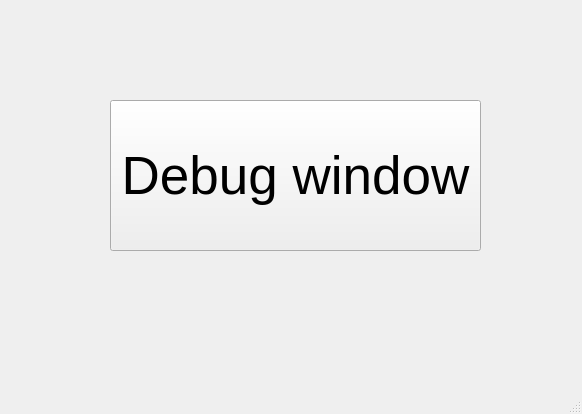
Above: debugwindow.ui from truongkutetk97/qt5_finalproject before the change. Below: the same form after it.
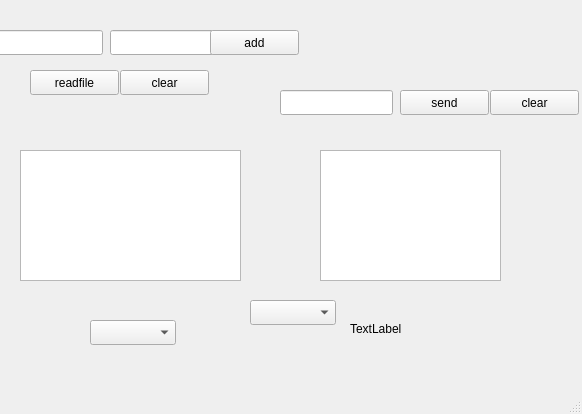
That is the form after the change.

Commit message: Nov26-4pm-clone secondmain into debugwindow

Patch:
```diff
--- a/debugwindow.ui
+++ b/debugwindow.ui
@@ -14,22 +14,152 @@
    <string>MainWindow</string>
   </property>
   <widget class="QWidget" name="centralwidget">
-   <widget class="QPushButton" name="pushButton">
+   <widget class="QComboBox" name="comboBox">
+    <property name="geometry">
+     <rect>
+      <x>90</x>
+      <y>320</y>
+      <width>86</width>
+      <height>25</height>
+     </rect>
+    </property>
+   </widget>
+   <widget class="QComboBox" name="comboBox_2">
+    <property name="geometry">
+     <rect>
+      <x>250</x>
+      <y>300</y>
+      <width>86</width>
+      <height>25</height>
+     </rect>
+    </property>
+   </widget>
+   <widget class="QLabel" name="label">
+    <property name="geometry">
+     <rect>
+      <x>350</x>
+      <y>320</y>
+      <width>67</width>
+      <height>17</height>
+     </rect>
+    </property>
+    <property name="text">
+     <string>TextLabel</string>
+    </property>
+   </widget>
+   <widget class="QLineEdit" name="lineEdit">
+    <property name="geometry">
+     <rect>
+      <x>-10</x>
+      <y>30</y>
+      <width>113</width>
+      <height>25</height>
+     </rect>
+    </property>
+   </widget>
+   <widget class="QLineEdit" name="lineEdit_2">
     <property name="geometry">
      <rect>
       <x>110</x>
-      <y>100</y>
-      <width>371</width>
-      <height>151</height>
+      <y>30</y>
+      <width>113</width>
+      <height>25</height>
      </rect>
     </property>
-    <property name="font">
-     <font>
-      <pointsize>40</pointsize>
-     </font>
+   </widget>
+   <widget class="QLineEdit" name="lineEdit_3">
+    <property name="geometry">
+     <rect>
+      <x>280</x>
+      <y>90</y>
+      <width>113</width>
+      <height>25</height>
+     </rect>
     </property>
+   </widget>
+   <widget class="QTextBrowser" name="textBrowser">
+    <property name="geometry">
+     <rect>
+      <x>20</x>
+      <y>150</y>
+      <width>221</width>
+      <height>131</height>
+     </rect>
+    </property>
+   </widget>
+   <widget class="QTextBrowser" name="textBrowser_2">
+    <property name="geometry">
+     <rect>
+      <x>320</x>
+      <y>150</y>
+      <width>181</width>
+      <height>131</height>
+     </rect>
+    </property>
+   </widget>
+   <widget class="QPushButton" name="pushButton">
+    <property name="geometry">
+     <rect>
+      <x>30</x>
+      <y>70</y>
+      <width>89</width>
+      <height>25</height>
+     </rect>
+    </property>
     <property name="text">
-     <string>Debug window</string>
+     <string>readfile</string>
+    </property>
+   </widget>
+   <widget class="QPushButton" name="pushButton_2">
+    <property name="geometry">
+     <rect>
+      <x>210</x>
+      <y>30</y>
+      <width>89</width>
+      <height>25</height>
+     </rect>
+    </property>
+    <property name="text">
+     <string>add</string>
+    </property>
+   </widget>
+   <widget class="QPushButton" name="pushButton_3">
+    <property name="geometry">
+     <rect>
+      <x>120</x>
+      <y>70</y>
+      <width>89</width>
+      <height>25</height>
+     </rect>
+    </property>
+    <property name="text">
+     <string>clear</string>
+    </property>
+   </widget>
+   <widget class="QPushButton" name="pushButton_4">
+    <property name="geometry">
+     <rect>
+      <x>400</x>
+      <y>90</y>
+      <width>89</width>
+      <height>25</height>
+     </rect>
+    </property>
+    <property name="text">
+     <string>send</string>
+    </property>
+   </widget>
+   <widget class="QPushButton" name="pushButton_6">
+    <property name="geometry">
+     <rect>
+      <x>490</x>
+      <y>90</y>
+      <width>89</width>
+      <height>25</height>
+     </rect>
+    </property>
+    <property name="text">
+     <string>clear</string>
     </property>
    </widget>
   </widget>
```
The commit also changes 5 other files.
